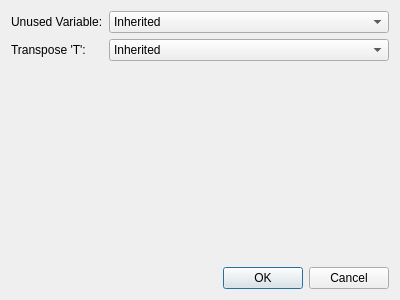
Qt form src/typeset_settings_dialog.ui (JohnDTill/Forscape) before a commit.
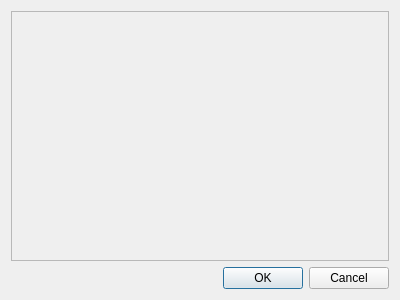
The same form after that commit.

Commit message: Settings are codegenned

The edit to the form file:
```diff
--- a/src/typeset_settings_dialog.ui
+++ b/src/typeset_settings_dialog.ui
@@ -15,76 +15,28 @@
   </property>
   <layout class="QVBoxLayout" name="verticalLayout">
    <item>
-    <layout class="QFormLayout" name="formLayout">
-     <item row="0" column="0">
-      <widget class="QLabel" name="label">
-       <property name="toolTip">
-        <string>&lt;html&gt;&lt;head/&gt;&lt;body&gt;&lt;p&gt;Variable is set but never read&lt;/p&gt;&lt;/body&gt;&lt;/html&gt;</string>
-       </property>
-       <property name="text">
-        <string>Unused Variable:</string>
-       </property>
-      </widget>
-     </item>
-     <item row="0" column="1">
-      <widget class="QComboBox" name="comboBox">
-       <item>
-        <property name="text">
-         <string>Inherited</string>
-        </property>
-       </item>
-       <item>
-        <property name="text">
-         <string>No warning</string>
-        </property>
-       </item>
-       <item>
-        <property name="text">
-         <string>Warning</string>
-        </property>
-       </item>
-       <item>
-        <property name="text">
-         <string>Error</string>
-        </property>
-       </item>
-      </widget>
-     </item>
-     <item row="1" column="0">
-      <widget class="QLabel" name="label_2">
-       <property name="toolTip">
-        <string>&lt;html&gt;&lt;head/&gt;&lt;body&gt;&lt;p&gt;Transpose with letter 'T' instead of symbol '⊤'&lt;/p&gt;&lt;/body&gt;&lt;/html&gt;</string>
-       </property>
-       <property name="text">
-        <string>Transpose 'T':</string>
-       </property>
-      </widget>
-     </item>
-     <item row="1" column="1">
-      <widget class="QComboBox" name="comboBox_2">
-       <item>
-        <property name="text">
-         <string>Inherited</string>
-        </property>
-       </item>
-       <item>
-        <property name="text">
-         <string>No Warning</string>
-        </property>
-       </item>
-       <item>
-        <property name="text">
-         <string>Warning</string>
-        </property>
-       </item>
-       <item>
-        <property name="text">
-         <string>Error</string>
-        </property>
-       </item>
-      </widget>
-     </item>
-    </layout>
+    <widget class="QScrollArea" name="scrollArea">
+     <property name="frameShape">
+      <enum>QFrame::StyledPanel</enum>
+     </property>
+     <property name="horizontalScrollBarPolicy">
+      <enum>Qt::ScrollBarAlwaysOff</enum>
+     </property>
+     <property name="widgetResizable">
+      <bool>true</bool>
+     </property>
+     <widget class="QWidget" name="scrollAreaWidgetContents_2">
+      <property name="geometry">
+       <rect>
+        <x>0</x>
+        <y>0</y>
+        <width>380</width>
+        <height>250</height>
+       </rect>
+      </property>
+      <layout class="QFormLayout" name="formLayout_2"/>
+     </widget>
+    </widget>
    </item>
    <item>
     <widget class="QDialogButtonBox" name="buttonBox">
```
The commit also changes 13 other files.
